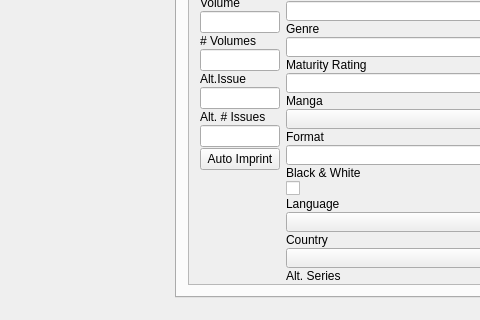
This is comictaggerlib/ui/taggerwindow.ui in mhoffesommer/comictagger as Qt 5 draws it before an edit; both pictures show x 83 to 563 and y 301 to 621 of the 1096 by 621 pixel window. The edited form follows.
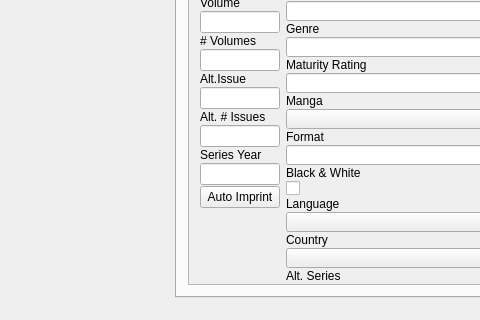
This is the edited form.

Commit message:
Add seriesYear attribute
Attribute is only serialized in ComicRack style metadata

Diff of the .ui file:
```diff
--- a/comictaggerlib/ui/taggerwindow.ui
+++ b/comictaggerlib/ui/taggerwindow.ui
@@ -512,7 +512,17 @@
                         </property>
                        </widget>
                       </item>
+                       <item row="10" column="1">
+                       <widget class="QLineEdit" name="leSeriesPubYear"/>
+                      </item>
                       <item row="9" column="1">
+                       <widget class="QLabel" name="label_7">
+                        <property name="text">
+                         <string>Series Year</string>
+                        </property>
+                       </widget>
+                      </item>
+                      <item row="11" column="1">
                        <widget class="QPushButton" name="btnAutoImprint">
                         <property name="toolTip">
                          <string>&lt;html&gt;&lt;head/&gt;&lt;body&gt;&lt;p&gt;Checks the publisher against a list of imprints.&lt;/p&gt;&lt;/body&gt;&lt;/html&gt;</string>
```
The commit also changes 5 other files.
